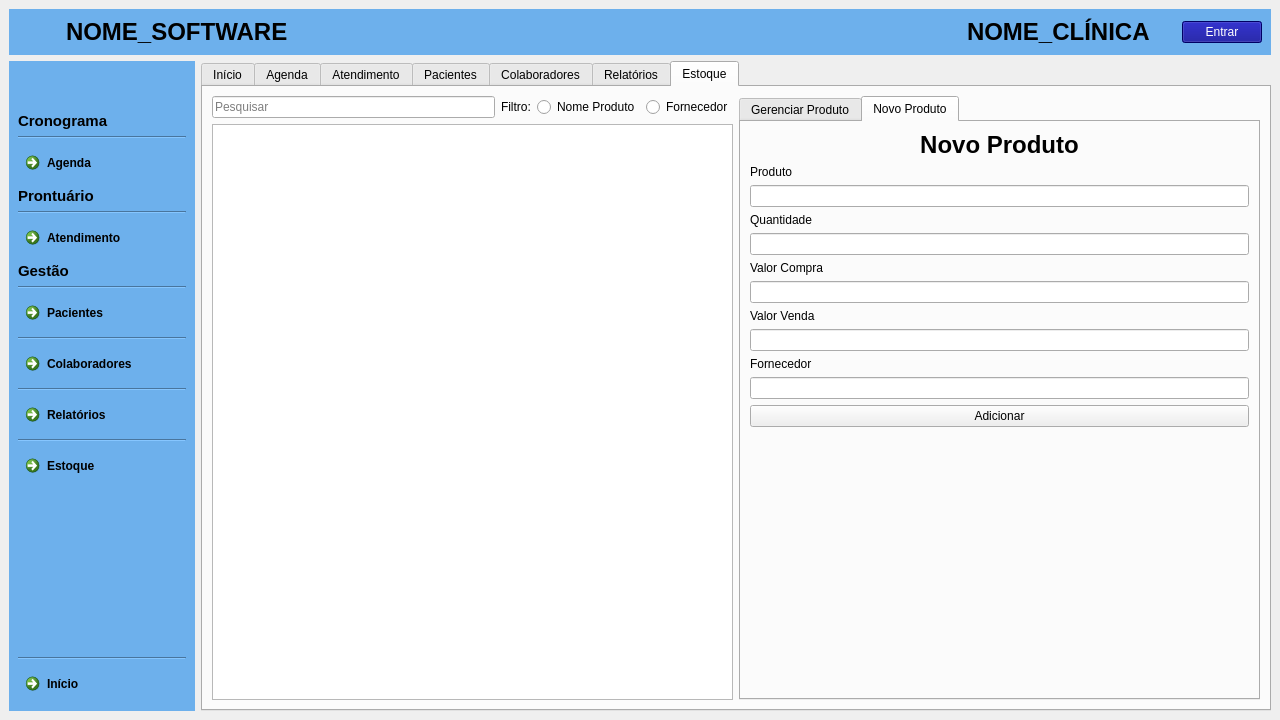
juander/Projeto_CPP, file clinica_cpp/mainwindow.ui: the form before one commit.
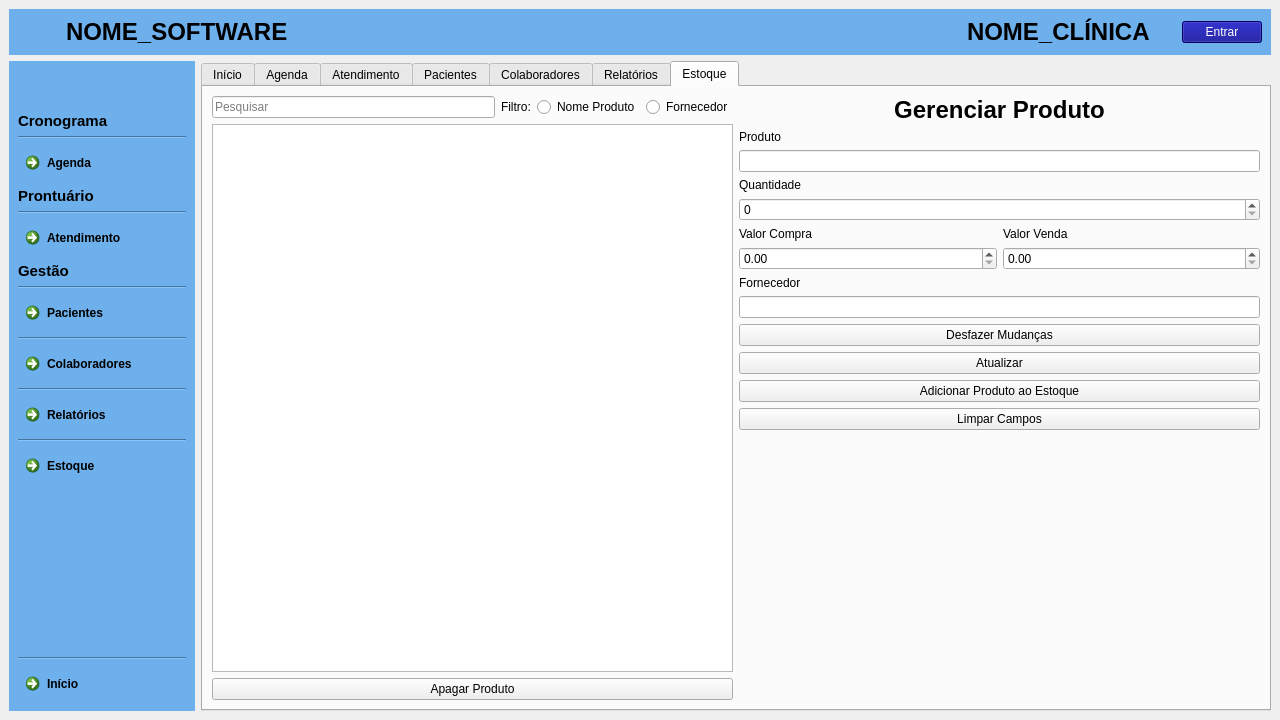
The form after the commit. The open tabs and pages were chosen to show the change. Icons and pictures are not drawn.

Commit message: vo muçar ja volto

```diff
--- a/clinica_cpp/mainwindow.ui
+++ b/clinica_cpp/mainwindow.ui
@@ -4051,241 +4051,137 @@
                   </item>
                  </layout>
                 </item>
+                <item>
+                 <layout class="QVBoxLayout" name="verticalLayout_20"/>
+                </item>
                 <item>
                  <widget class="QTableWidget" name="tw_estoque"/>
                 </item>
+                <item>
+                 <widget class="QPushButton" name="btnApagar">
+                  <property name="text">
+                   <string>Apagar Produto</string>
+                  </property>
+                 </widget>
+                </item>
                </layout>
               </item>
               <item>
-               <widget class="QTabWidget" name="tabWidget_2">
-                <property name="currentIndex">
-                 <number>0</number>
-                </property>
-                <widget class="QWidget" name="tab_6">
-                 <attribute name="title">
-                  <string>Gerenciar Produto</string>
-                 </attribute>
-                 <layout class="QVBoxLayout" name="verticalLayout_36">
-                  <item>
-                   <layout class="QVBoxLayout" name="verticalLayout_30">
+               <layout class="QVBoxLayout" name="verticalLayout_39">
                     <property name="topMargin">
                      <number>0</number>
                     </property>
                     <item>
-                     <layout class="QVBoxLayout" name="verticalLayout_31">
+                 <layout class="QVBoxLayout" name="verticalLayout_40">
                       <item>
-                       <widget class="QLabel" name="label_24">
+                   <widget class="QLabel" name="label_37">
                         <property name="text">
                          <string>&lt;html&gt;&lt;head/&gt;&lt;body&gt;&lt;p align=&quot;center&quot;&gt;&lt;span style=&quot; font-size:18pt; font-weight:700;&quot;&gt;Gerenciar Produto&lt;/span&gt;&lt;/p&gt;&lt;/body&gt;&lt;/html&gt;</string>
                         </property>
                        </widget>
                       </item>
                       <item>
-                       <widget class="QLabel" name="label_25">
+                   <widget class="QLabel" name="label_38">
                         <property name="text">
                          <string>Produto</string>
                         </property>
                        </widget>
                       </item>
                       <item>
-                       <widget class="QLineEdit" name="lineEdit_8"/>
+                   <widget class="QLineEdit" name="lineEditProduto"/>
                       </item>
                      </layout>
                     </item>
                     <item>
-                     <layout class="QVBoxLayout" name="verticalLayout_32">
+                 <layout class="QVBoxLayout" name="verticalLayout_41">
                       <item>
-                       <widget class="QLabel" name="label_27">
+                   <widget class="QLabel" name="label_39">
                         <property name="text">
                          <string>Quantidade</string>
                         </property>
                        </widget>
                       </item>
                       <item>
-                       <widget class="QLineEdit" name="lineEdit_9"/>
+                   <widget class="QSpinBox" name="spinQuantidade"/>
                       </item>
                      </layout>
                     </item>
                     <item>
-                     <layout class="QVBoxLayout" name="verticalLayout_33">
+                 <layout class="QHBoxLayout" name="horizontalLayout_20">
                       <item>
-                       <widget class="QLabel" name="label_28">
+                   <layout class="QVBoxLayout" name="verticalLayout_42">
+                    <item>
+                     <widget class="QLabel" name="label_40">
                         <property name="text">
                          <string>Valor Compra</string>
                         </property>
                        </widget>
                       </item>
                       <item>
-                       <widget class="QLineEdit" name="lineEdit_10"/>
+                     <widget class="QDoubleSpinBox" name="doubleSpinCompra"/>
                       </item>
                      </layout>
                     </item>
                     <item>
-                     <layout class="QVBoxLayout" name="verticalLayout_34">
+                   <layout class="QVBoxLayout" name="verticalLayout_43">
                       <item>
-                       <widget class="QLabel" name="label_29">
+                     <widget class="QLabel" name="label_41">
                         <property name="text">
                          <string>Valor Venda</string>
                         </property>
                        </widget>
                       </item>
                       <item>
-                       <widget class="QLineEdit" name="lineEdit_11"/>
+                     <widget class="QDoubleSpinBox" name="doubleSpinVenda"/>
                       </item>
                      </layout>
                     </item>
+                 </layout>
+                </item>
                     <item>
-                     <layout class="QVBoxLayout" name="verticalLayout_35">
+                 <layout class="QVBoxLayout" name="verticalLayout_44">
                       <item>
-                       <widget class="QLabel" name="label_30">
+                   <widget class="QLabel" name="label_42">
                         <property name="text">
                          <string>Fornecedor</string>
                         </property>
                        </widget>
                       </item>
                       <item>
-                       <widget class="QLineEdit" name="lineEdit_12"/>
+                   <widget class="QLineEdit" name="lineEditFornecedor"/>
                       </item>
                      </layout>
                     </item>
                     <item>
-                     <layout class="QHBoxLayout" name="horizontalLayout_19">
+                 <widget class="QPushButton" name="btnDesfazer_2">
+                  <property name="text">
+                   <string>Desfazer Mudanças</string>
+                  </property>
+                 </widget>
+                </item>
                       <item>
-                       <widget class="QPushButton" name="pushButton_4">
+                 <widget class="QPushButton" name="btnAtualizar">
                         <property name="text">
                          <string>Atualizar</string>
                         </property>
                        </widget>
                       </item>
-                     </layout>
-                    </item>
                     <item>
-                     <widget class="QPushButton" name="pushButton_8">
+                 <widget class="QPushButton" name="btnAdicionar">
                       <property name="text">
-                       <string>Apagar Produto</string>
+                   <string>Adicionar Produto ao Estoque</string>
                       </property>
                      </widget>
                     </item>
                     <item>
-                     <spacer name="verticalSpacer_3">
-                      <property name="orientation">
-                       <enum>Qt::Orientation::Vertical</enum>
-                      </property>
-                      <property name="sizeType">
-                       <enum>QSizePolicy::Policy::Expanding</enum>
-                      </property>
-                      <property name="sizeHint" stdset="0">
-                       <size>
-                        <width>20</width>
-                        <height>40</height>
-                       </size>
-                      </property>
-                     </spacer>
-                    </item>
-                   </layout>
-                  </item>
-                 </layout>
-                </widget>
-                <widget class="QWidget" name="tab_4">
-                 <attribute name="title">
-                  <string>Novo Produto</string>
-                 </attribute>
-                 <layout class="QVBoxLayout" name="verticalLayout_29">
-                  <item>
-                   <layout class="QVBoxLayout" name="verticalLayout_27">
-                    <property name="topMargin">
-                     <number>0</number>
-                    </property>
-                    <item>
-                     <layout class="QVBoxLayout" name="verticalLayout_18">
-                      <item>
-                       <widget class="QLabel" name="label_23">
+                 <widget class="QPushButton" name="btnLimpar">
                         <property name="text">
-                         <string>&lt;html&gt;&lt;head/&gt;&lt;body&gt;&lt;p align=&quot;center&quot;&gt;&lt;span style=&quot; font-size:18pt; font-weight:700;&quot;&gt;Novo Produto&lt;/span&gt;&lt;/p&gt;&lt;/body&gt;&lt;/html&gt;</string>
+                   <string>Limpar Campos</string>
                         </property>
                        </widget>
                       </item>
                       <item>
-                       <widget class="QLabel" name="label_11">
-                        <property name="text">
-                         <string>Produto</string>
-                        </property>
-                       </widget>
-                      </item>
-                      <item>
-                       <widget class="QLineEdit" name="lineEdit"/>
-                      </item>
-                     </layout>
-                    </item>
-                    <item>
-                     <layout class="QVBoxLayout" name="verticalLayout_20">
-                      <item>
-                       <widget class="QLabel" name="label_18">
-                        <property name="text">
-                         <string>Quantidade</string>
-                        </property>
-                       </widget>
-                      </item>
-                      <item>
-                       <widget class="QLineEdit" name="lineEdit_3"/>
-                      </item>
-                     </layout>
-                    </item>
-                    <item>
-                     <layout class="QVBoxLayout" name="verticalLayout_21">
-                      <item>
-                       <widget class="QLabel" name="label_19">
-                        <property name="text">
-                         <string>Valor Compra</string>
-                        </property>
-                       </widget>
-                      </item>
-                      <item>
-                       <widget class="QLineEdit" name="lineEdit_4"/>
-                      </item>
-                     </layout>
-                    </item>
-                    <item>
-                     <layout class="QVBoxLayout" name="verticalLayout_22">
-                      <item>
-                       <widget class="QLabel" name="label_20">
-                        <property name="text">
-                         <string>Valor Venda</string>
-                        </property>
-                       </widget>
-                      </item>
-                      <item>
-                       <widget class="QLineEdit" name="lineEdit_5"/>
-                      </item>
-                     </layout>
-                    </item>
-                    <item>
-                     <layout class="QVBoxLayout" name="verticalLayout_23">
-                      <item>
-                       <widget class="QLabel" name="label_21">
-                        <property name="text">
-                         <string>Fornecedor</string>
-                        </property>
-                       </widget>
-                      </item>
-                      <item>
-                       <widget class="QLineEdit" name="lineEdit_6"/>
-                      </item>
-                     </layout>
-                    </item>
-                    <item>
-                     <layout class="QHBoxLayout" name="horizontalLayout_16">
-                      <item>
-                       <widget class="QPushButton" name="pushButton_3">
-                        <property name="text">
-                         <string>Adicionar</string>
-                        </property>
-                       </widget>
-                      </item>
-                     </layout>
-                    </item>
-                    <item>
-                     <spacer name="verticalSpacer_2">
+                 <spacer name="verticalSpacer_20">
                       <property name="orientation">
                        <enum>Qt::Orientation::Vertical</enum>
                       </property>
@@ -4301,10 +4197,6 @@
                      </spacer>
                     </item>
                    </layout>
-                  </item>
-                 </layout>
-                </widget>
-               </widget>
               </item>
              </layout>
             </item>
```
Lines whose indentation alone changed are shown as unchanged. The commit also changes 1 other file.
